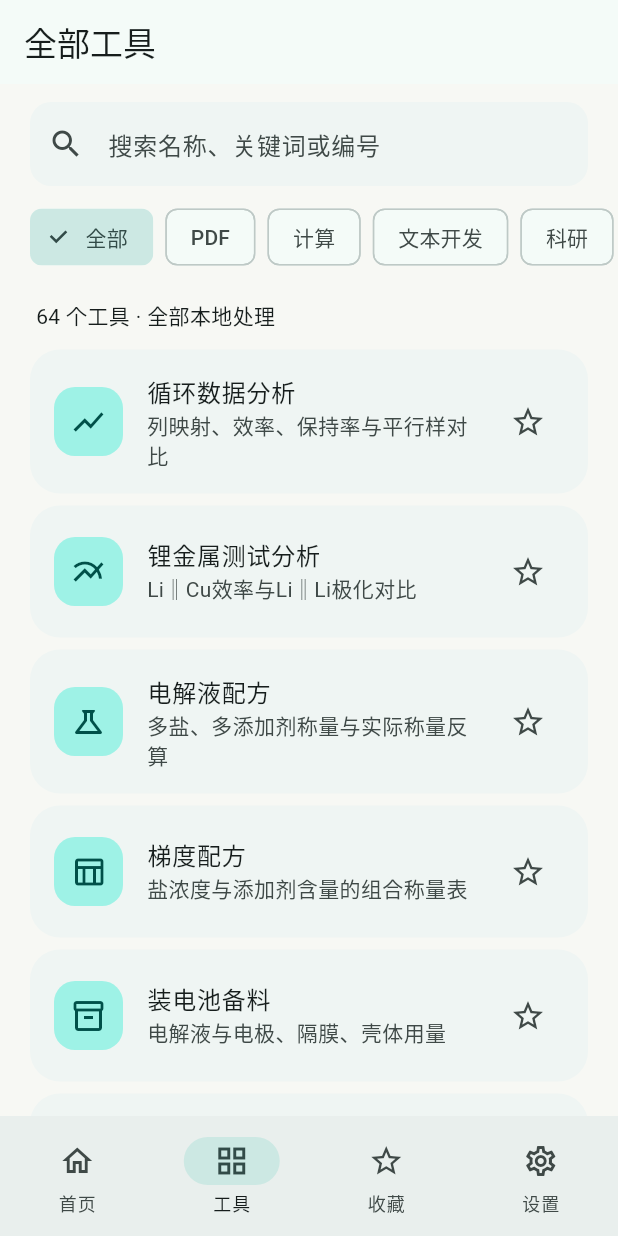
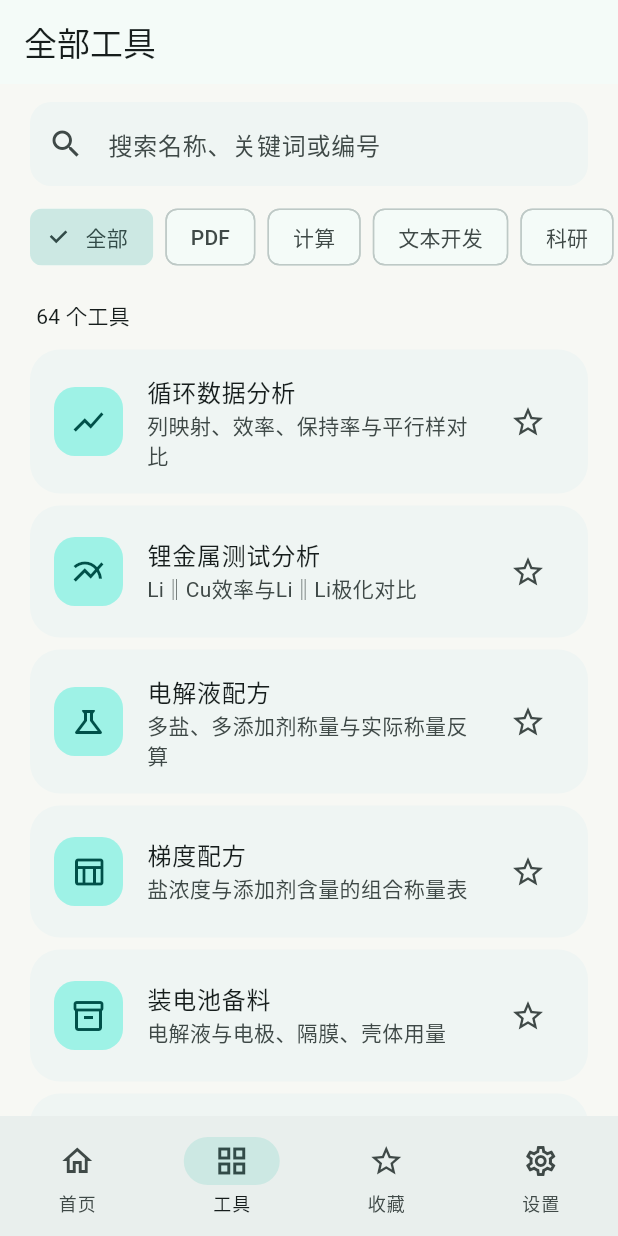
Before and after one commit to wxia529/SaiSuite, a Flutter app: the screen it shows after launch, item 2 of the bottom bar chosen, on a phone screen of 412 x 824 dp. Run offline on Flutter 3.47's test engine with Material 3 defaults, Android fonts, the phone set to English and light mode, and no system bars; our stand-ins replace file_picker, qr_flutter, share_plus, shared_preferences, timezone.

Commit message:
fix: remove local and offline processing labels

```diff
--- a/lib/app/sai_app.dart
+++ b/lib/app/sai_app.dart
@@ -182,7 +182,7 @@ class _HomeShellState extends State<HomeShell> {
                 category = '全部';
               }),
               icon: const Icon(Icons.grid_view),
-              label: Text('浏览 ${tools.length} 个离线工具'),
+              label: Text('浏览 ${tools.length} 个工具'),
             ),
           ],
         ),
@@ -293,7 +293,7 @@ class _HomeShellState extends State<HomeShell> {
                   children: [
                     Padding(
                       padding: const EdgeInsets.all(8),
-                      child: Text('${filtered.length} 个工具 · 全部本地处理'),
+                      child: Text('${filtered.length} 个工具'),
                     ),
                     ...filtered.map(toolTile),
                   ],
@@ -382,13 +382,12 @@ class _HomeShellState extends State<HomeShell> {
         onTap: () => showLicensePage(
           context: context,
           applicationName: 'SaiSuite · 赛赛工具箱',
-          applicationVersion: '1.2.0',
+          applicationVersion: '1.2.1',
         ),
       ),
       AboutListTile(
         applicationName: 'SaiSuite · 赛赛工具箱',
-        applicationVersion: '1.2.0',
-        applicationLegalese: '本地处理 · 无账号 · 无上传',
+        applicationVersion: '1.2.1',
         aboutBoxChildren: [
           Text(
             '${tools.length} 个工具：PDF、日常计算、创作、设备、科研与日期。\nPDF、媒体和设备原生能力在 Android 版提供。',
--- a/lib/features/catalog.dart
+++ b/lib/features/catalog.dart
@@ -384,7 +384,7 @@ final tools = <ToolSpec>[
     Icons.data_object,
     fields: [
       choice('模式', ['格式化', '压缩']),
-      textField('JSON', '{"name":"SaiSuite","offline":true}', multi: true),
+      textField('JSON', '{"name":"SaiSuite","enabled":true}', multi: true),
     ],
   ),
   ToolSpec(
--- a/lib/features/media_page.dart
+++ b/lib/features/media_page.dart
@@ -318,7 +318,7 @@ class _MediaPageState extends State<MediaPage> {
     children: [
       Text(
         video
-            ? '本地视频处理，原件只读。输出 MP4（H.264/AAC），编码支持取决于设备；码率是目标值，输出不保证比原件更小。单文件上限 500 MB。'
+            ? '视频处理，原件只读。输出 MP4（H.264/AAC），编码支持取决于设备；码率是目标值，输出不保证比原件更小。单文件上限 500 MB。'
             : switch (widget.imageAction) {
                 ImageAction.transform => '调整画面范围和方向。裁剪基于原图比例，处理后先预览，再另存。',
                 ImageAction.resize =>
--- a/lib/features/pdf_page.dart
+++ b/lib/features/pdf_page.dart
@@ -664,7 +664,7 @@ class _PdfPageState extends State<PdfPage> {
                     ),
                     const SizedBox(height: 12),
                     const Text(
-                      '本地处理，导出新文件。最多 500 页 / 单文件 100 MB；合并最多 30 份。修改后原签名可能失效；跨文档书签、表单和批注关系不保证完整保留。',
+                      '导出新文件。最多 500 页 / 单文件 100 MB；合并最多 30 份。修改后原签名可能失效；跨文档书签、表单和批注关系不保证完整保留。',
                       style: TextStyle(fontSize: 12),
                     ),
                     const SizedBox(height: 20),
--- a/lib/features/tool_page.dart
+++ b/lib/features/tool_page.dart
@@ -174,7 +174,7 @@ class _ToolPageState extends State<ToolPage> {
     if (widget.tool.id == 'C05' || widget.tool.id == 'C06') return result ?? '';
     return jsonEncode({
       'app': 'SaiSuite',
-      'version': '1.2.0',
+      'version': '1.2.1',
       'tool': widget.tool.id,
       'name': widget.tool.name,
       'createdAt': DateTime.now().toUtc().toIso8601String(),
--- a/pubspec.yaml
+++ b/pubspec.yaml
@@ -1,5 +1,5 @@
 name: saisuite
-description: "赛赛工具箱：离线 PDF、日常计算与电化学工作台。"
+description: "赛赛工具箱：PDF、日常计算与电化学工作台。"
 # The following line prevents the package from being accidentally published to
 # pub.dev using `flutter pub publish`. This is preferred for private packages.
 publish_to: 'none' # Remove this line if you wish to publish to pub.dev
@@ -16,7 +16,7 @@ publish_to: 'none' # Remove this line if you wish to publish to pub.dev
 # https://developer.apple.com/library/archive/documentation/General/Reference/InfoPlistKeyReference/Articles/CoreFoundationKeys.html
 # In Windows, build-name is used as the major, minor, and patch parts
 # of the product and file versions while build-number is used as the build suffix.
-version: 1.2.0+5
+version: 1.2.1+6
 
 environment:
   sdk: ^3.13.5
```
Also changed, not shown: 5 other files.
